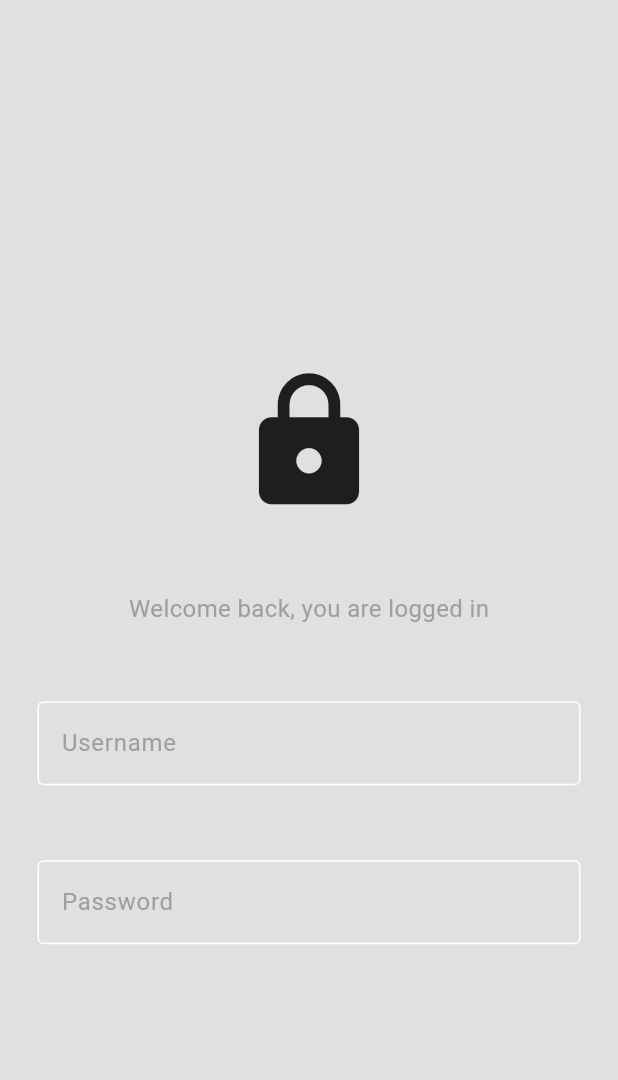
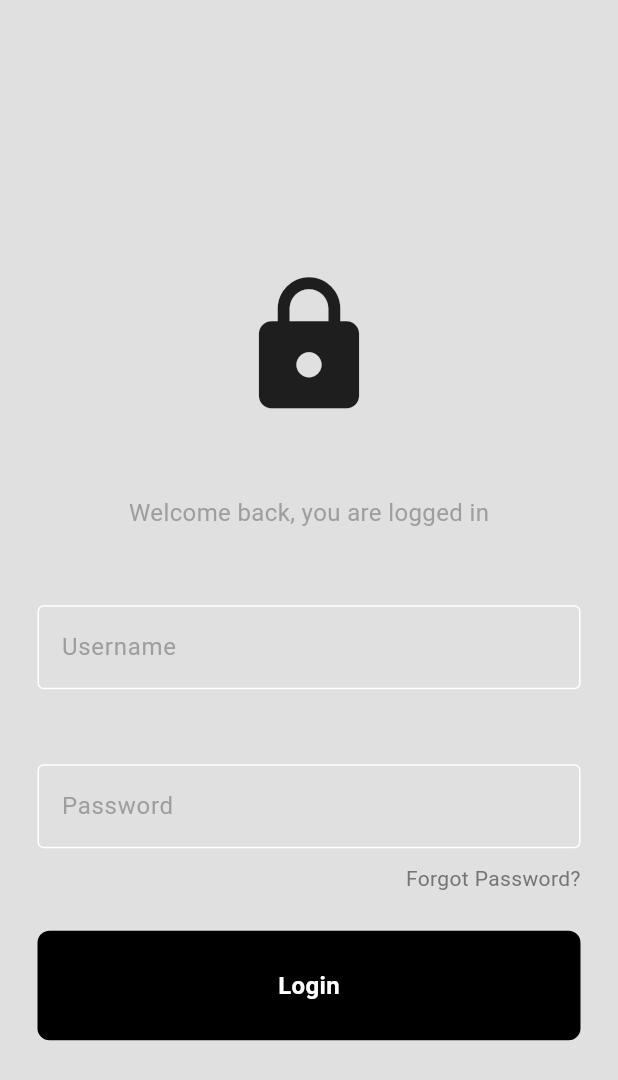
Before and after one commit to GihanSisiraKumara/Dart_Loggin_Page, a Flutter app: the screen it shows after launch, on a phone screen of 412 x 824 dp. Shown: the top 1080 px of the screen. Run offline on Flutter 3.47's test engine with Material 3 defaults, Android fonts, the phone set to English and light mode, and no system bars.

Commit message:
create button page

```diff
--- /dev/null
+++ b/lib/MyButton.dart
@@ -0,0 +1,28 @@
+import 'package:flutter/material.dart';
+
+class Mybutton extends StatelessWidget {
+  final Function()? onTap;
+  const Mybutton({super.key, required this.onTap});
+
+  @override
+  Widget build(BuildContext context) {
+    return GestureDetector(
+      onTap: onTap,
+      child: Container(
+        padding: const EdgeInsets.all(25),
+        margin: const EdgeInsets.symmetric(horizontal: 25),
+        decoration: BoxDecoration(
+          color: Colors.black,
+          borderRadius: BorderRadius.circular(8),
+        ),
+        child: const Center(
+          child: Text(
+            'Login',
+            style: TextStyle(
+                color: Colors.white, fontSize: 16, fontWeight: FontWeight.bold),
+          ),
+        ),
+      ),
+    );
+  }
+}
--- a/lib/myHomePage.dart
+++ b/lib/myHomePage.dart
@@ -1,4 +1,5 @@
 import 'package:flutter/material.dart';
+import 'package:flutter_application_1/MyButton.dart';
 import 'package:flutter_application_1/myTextFeild.dart';
 
 class Myhomepage extends StatelessWidget {
@@ -6,6 +7,8 @@ class Myhomepage extends StatelessWidget {
 
   final usernamecontroller = TextEditingController();
   final passwordcontroller = TextEditingController();
+
+  void signnupIn() {}
 
   @override
   Widget build(BuildContext context) {
@@ -43,7 +46,22 @@ class Myhomepage extends StatelessWidget {
               Mytextfeild(
                   controller: passwordcontroller,
                   hintText: 'Password',
-                  obscureText: false)
+                  obscureText: true),
+              const SizedBox(height: 10),
+              Padding(
+                padding: const EdgeInsets.symmetric(horizontal: 25.0),
+                child: Row(
+                  mainAxisAlignment: MainAxisAlignment.end,
+                  children: [
+                    Text(
+                      'Forgot Password?',
+                      style: TextStyle(color: Colors.grey[600]),
+                    ),
+                  ],
+                ),
+              ),
+              const SizedBox(height: 25),
+              Mybutton(onTap: signnupIn),
             ],
           ),
         ),
```
